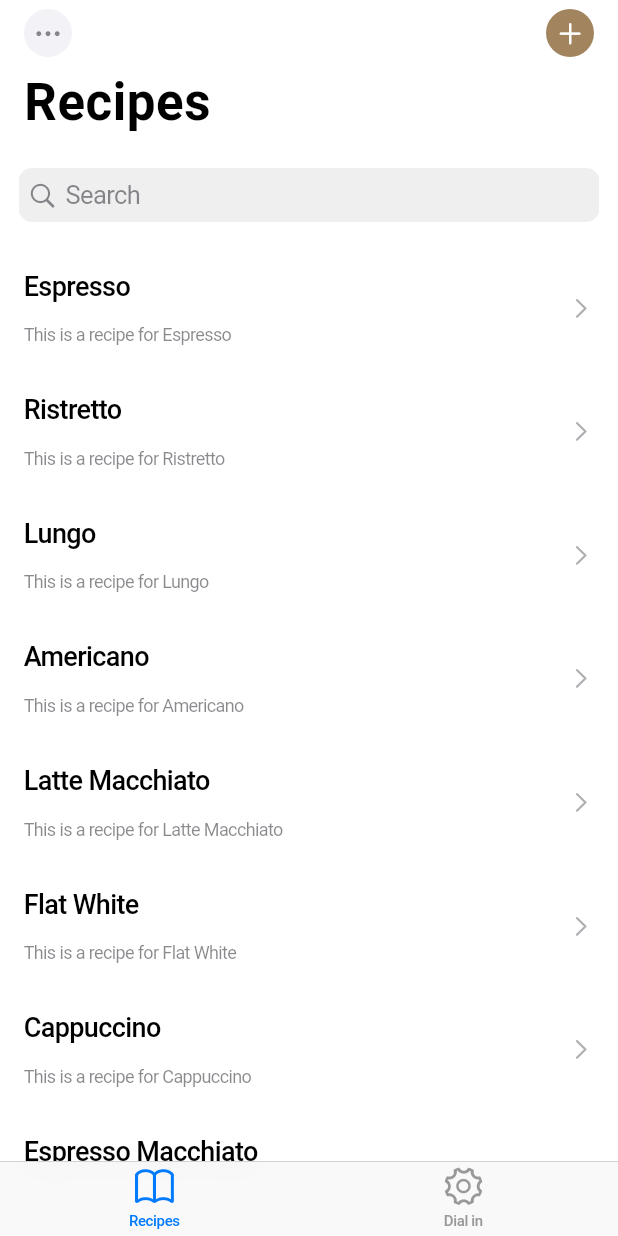
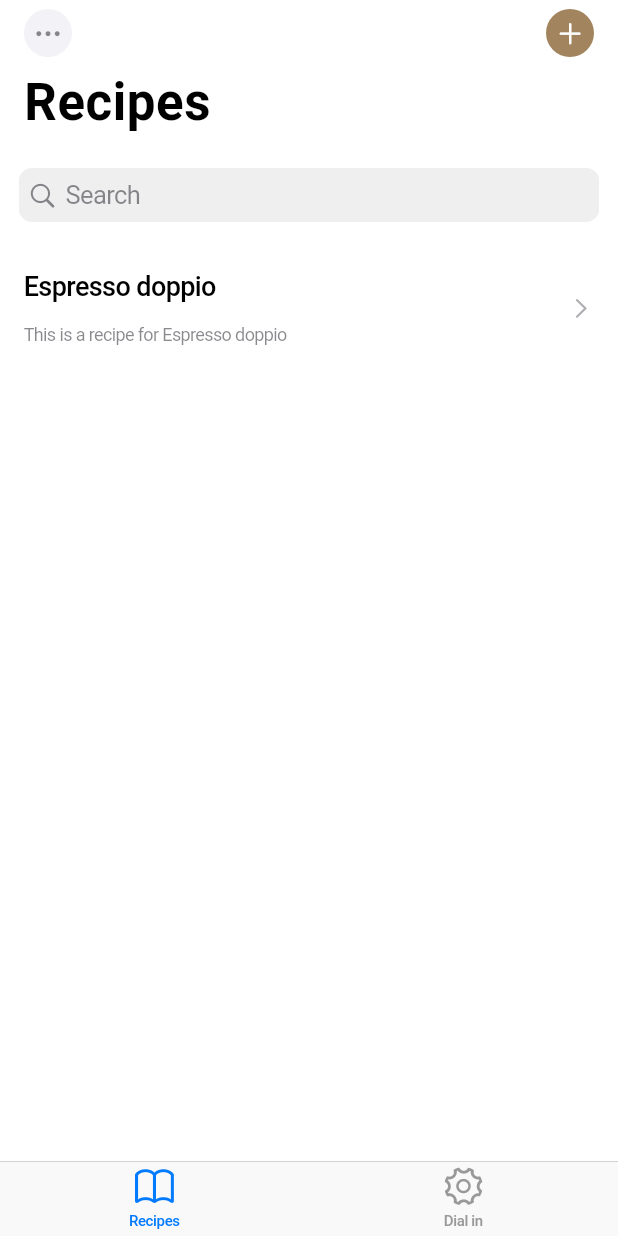
Before and after one commit to florian-renfer/baristabuddy, a Flutter app: the screen it shows after launch, on a phone screen of 412 x 824 dp. Run offline on Flutter 3.47's test engine with Material 3 defaults, Android fonts, the phone set to English and light mode, and no system bars; drawn by our look-alikes of flutter_slidable.

Commit message:
feat: add state, add required field for 'beans', extract recipe class to recipe.dart

```diff
--- /dev/null
+++ b/lib/models/recipe.dart
@@ -0,0 +1,22 @@
+// This class represents attributes of a brewing recipe.
+class Recipe {
+  int? id;
+  String name = 'Coffee recipe';
+  String beans;
+  String? notes;
+  double grindSize = -1.0;
+  double dose = -1.0;
+  double yield = -1.0;
+  double brewTime = -1.0;
+  DateTime createdAt = DateTime.now().toUtc();
+  DateTime updatedAt = DateTime.now().toUtc();
+
+  Recipe({
+    required this.name,
+    required this.beans,
+    required this.grindSize,
+    required this.dose,
+    required this.yield,
+    required this.brewTime,
+  });
+}
--- a/lib/screens/recipe_create.dart
+++ b/lib/screens/recipe_create.dart
@@ -1,4 +1,3 @@
-import 'package:baristabuddy/screens/recipes.dart';
 import 'package:flutter/cupertino.dart';
 
 // This widget displays details for the given recipe and allows editing recipe information.
--- a/lib/screens/recipes.dart
+++ b/lib/screens/recipes.dart
@@ -1,30 +1,7 @@
 import 'package:flutter/cupertino.dart';
-
-import '../widgets/recipe_list_entry.dart';
+import 'package:baristabuddy/models/recipe.dart';
 import 'package:baristabuddy/screens/recipe_create.dart';
-
-// This class represents attributes of a brewing recipe.
-class Recipe {
-  int id = -1;
-  String name = 'Coffee recipe';
-  double grindSize = -1.0;
-  double dose = -1.0;
-  double yield = -1.0;
-  double brewTime = -1.0;
-  DateTime createdAt = DateTime.now().toUtc();
-  DateTime updatedAt = DateTime.now().toUtc();
-  CupertinoDynamicColor color = CupertinoColors.systemRed;
-
-  Recipe({
-    this.id = -1,
-    this.name = 'Coffee recipe',
-    this.grindSize = -1.0,
-    this.dose = -1.0,
-    this.yield = -1.0,
-    this.brewTime = -1.0,
-    this.color = CupertinoColors.systemRed,
-  });
-}
+import 'package:baristabuddy/widgets/recipe_list_entry.dart';
 
 // This widget displays stored recipies as list.
 class RecipeList extends StatelessWidget {
@@ -38,17 +15,13 @@ class RecipeList extends StatelessWidget {
   }
 
   final _recipes = <Recipe>[
-    Recipe(id: 1, name: 'Espresso', color: CupertinoColors.systemPink),
-    Recipe(id: 2, name: 'Ristretto', color: CupertinoColors.systemPink),
-    Recipe(id: 3, name: 'Lungo', color: CupertinoColors.systemPink),
-    Recipe(id: 4, name: 'Americano', color: CupertinoColors.systemPink),
-    Recipe(id: 5, name: 'Latte Macchiato', color: CupertinoColors.systemPink),
-    Recipe(id: 6, name: 'Flat White', color: CupertinoColors.systemPink),
-    Recipe(id: 7, name: 'Cappuccino', color: CupertinoColors.systemPink),
     Recipe(
-      id: 8,
-      name: 'Espresso Macchiato',
-      color: CupertinoColors.systemPink,
+      name: 'Espresso doppio',
+      beans: 'Müller - Espresso Rossini',
+      dose: 18.0,
+      yield: 58.4,
+      brewTime: 31,
+      grindSize: 21,
     ),
   ];
 
--- a/lib/widgets/recipe_list_entry.dart
+++ b/lib/widgets/recipe_list_entry.dart
@@ -1,4 +1,4 @@
-import 'package:baristabuddy/screens/recipes.dart';
+import 'package:baristabuddy/models/recipe.dart';
 import 'package:baristabuddy/screens/recipe_detail.dart';
 import 'package:flutter/cupertino.dart';
 import 'package:flutter_slidable/flutter_slidable.dart';
```
Also changed, not shown: lib/screens/recipe_detail.dart (+34 -9 lines).
